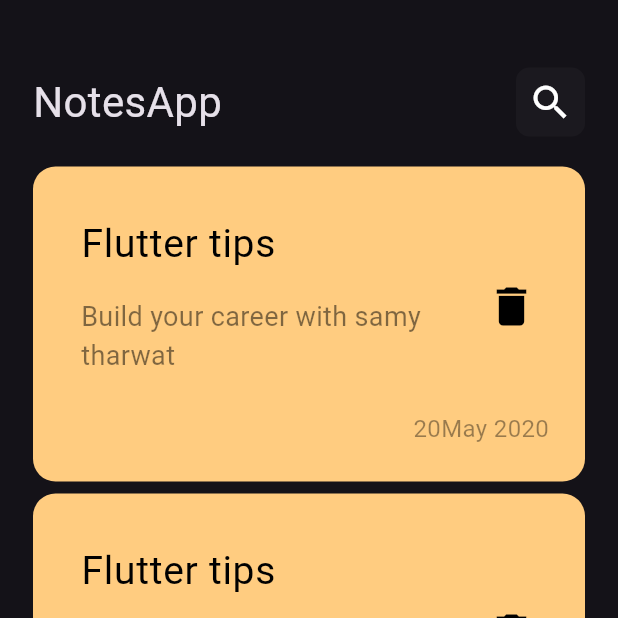
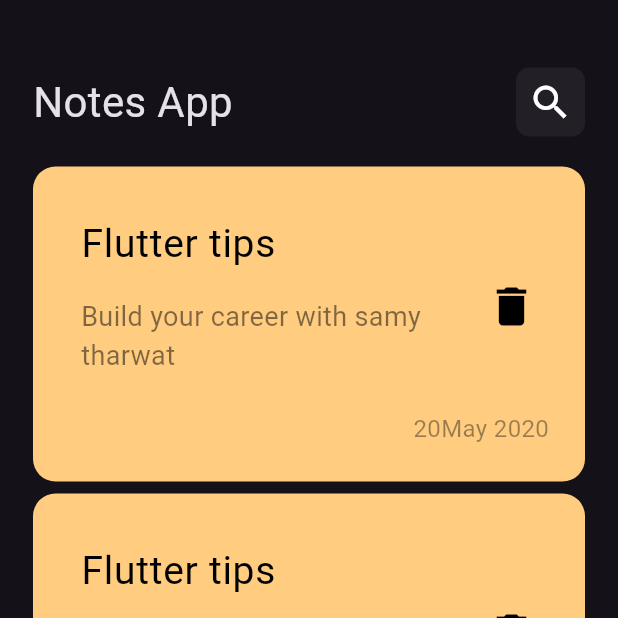
Before and after one commit to esraamahmoud7/NOtes_App, a Flutter app: the screen it shows after launch, on a phone screen of 412 x 824 dp, the top half of it. Run offline on Flutter 3.47's test engine with Material 3 defaults, Android fonts, the phone set to English and light mode, and no system bars; Roboto replaces fonts that are missing (assets/Poppins-Regular.ttf).

Commit message:
finish UI

```diff
--- a/lib/widgets/App_Bar.dart
+++ b/lib/widgets/App_Bar.dart
@@ -1,11 +1,14 @@
 import 'package:flutter/material.dart';
 class Custom_App_Bar extends StatelessWidget {
-  const Custom_App_Bar({super.key});
+  const Custom_App_Bar({super.key,required this.appBar, required this.icon});
+
+  final String appBar;
+  final IconData icon;
   @override
   Widget build(BuildContext context) {
     return Row(
       children: [
-        const Text('NotesApp',style: TextStyle(fontSize: 28),),
+         Text(appBar,style: TextStyle(fontSize: 28),),
         const Spacer(),
         Container(
           height: 46,
@@ -13,9 +16,9 @@ class Custom_App_Bar extends StatelessWidget {
           decoration: BoxDecoration
             (
             borderRadius: BorderRadius.circular(9),
-            color: Colors.grey.withOpacity(0.05),
+            color: Colors.grey.withOpacity(0.1),
           ),
-          child: const Icon(Icons.search,size: 30,),
+          child:  Icon(icon,size: 30,),
         ),
       ],
     );
--- a/lib/widgets/NoteItem.dart
+++ b/lib/widgets/NoteItem.dart
@@ -1,9 +1,21 @@
 import 'package:flutter/material.dart';
+
+import '../views/EditView.dart';
 class Note_Item extends StatelessWidget {
   const Note_Item({super.key});
   @override
   Widget build(BuildContext context) {
-    return Container(
+    return GestureDetector(
+      onTap: ()
+      {
+        Navigator.push(context,MaterialPageRoute(builder: (context)
+        {
+          return EditView();
+        }
+          )
+        );
+      },
+      child: Container(
         padding: const EdgeInsets.only(top: 24,bottom: 24,left: 16,),
         decoration: BoxDecoration(
             color: const Color(0xffFFCC80),
@@ -26,6 +38,7 @@ class Note_Item extends StatelessWidget {
             ),
           ],
         ),
+      ),
     ) ;
   }
 }
--- a/lib/widgets/NotesVIewBody.dart
+++ b/lib/widgets/NotesVIewBody.dart
@@ -14,7 +14,7 @@ class NotesViewBody extends StatelessWidget {
       child: const Column(
         children: [
           SizedBox(height: 45,),
-          Custom_App_Bar(),
+          Custom_App_Bar(appBar: "Notes App",icon: Icons.search),
           Expanded(child: NotesListView()),
         ],
       ),
```
Also changed, not shown: lib/views/EditView.dart (added, +14 -0 lines), lib/widgets/EditViewBody.dart (added, +25 -0 lines). Lines whose indentation alone changed are shown as unchanged.
